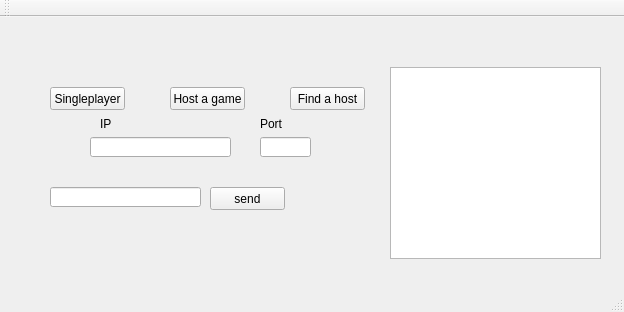
This is hangman.ui in ketro96/Hangman as Qt 5 draws it before an edit. The edited form follows.
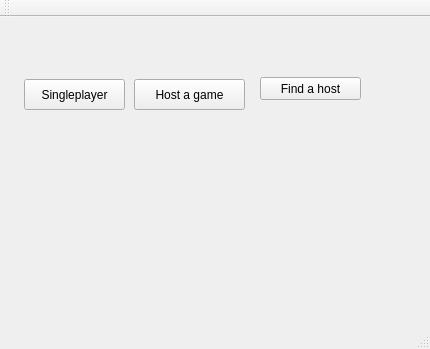
This is the edited form.

Commit message: Gui verändert und kompletten Workflow abgeändert. ChatRoom und ConnectionSetup hinzugefügt. Funktionalität von Hangman auf die beiden neuen Klassen verteilt

What changed in the file:
```diff
--- a/hangman.ui
+++ b/hangman.ui
@@ -6,8 +6,8 @@
    <rect>
     <x>0</x>
     <y>0</y>
-    <width>624</width>
-    <height>312</height>
+    <width>430</width>
+    <height>349</height>
    </rect>
   </property>
   <property name="windowTitle">
@@ -17,10 +17,10 @@
    <widget class="QPushButton" name="btnSingleplayer">
     <property name="geometry">
      <rect>
-      <x>50</x>
-      <y>70</y>
-      <width>75</width>
-      <height>23</height>
+      <x>24</x>
+      <y>62</y>
+      <width>101</width>
+      <height>31</height>
      </rect>
     </property>
     <property name="text">
@@ -30,10 +30,10 @@
    <widget class="QPushButton" name="btnStartHost">
     <property name="geometry">
      <rect>
-      <x>170</x>
-      <y>70</y>
-      <width>75</width>
-      <height>23</height>
+      <x>134</x>
+      <y>62</y>
+      <width>111</width>
+      <height>31</height>
      </rect>
     </property>
     <property name="text">
@@ -43,9 +43,9 @@
    <widget class="QPushButton" name="btnFindHost">
     <property name="geometry">
      <rect>
-      <x>290</x>
-      <y>70</y>
-      <width>75</width>
+      <x>260</x>
+      <y>60</y>
+      <width>101</width>
       <height>23</height>
      </rect>
     </property>
@@ -66,85 +66,6 @@
      <string/>
     </property>
    </widget>
-   <widget class="QLineEdit" name="edtMessage">
-    <property name="geometry">
-     <rect>
-      <x>50</x>
-      <y>170</y>
-      <width>151</width>
-      <height>20</height>
-     </rect>
-    </property>
-   </widget>
-   <widget class="QPushButton" name="btnSend">
-    <property name="geometry">
-     <rect>
-      <x>210</x>
-      <y>170</y>
-      <width>75</width>
-      <height>23</height>
-     </rect>
-    </property>
-    <property name="text">
-     <string>send</string>
-    </property>
-   </widget>
-   <widget class="QLineEdit" name="edtIpAdress">
-    <property name="geometry">
-     <rect>
-      <x>90</x>
-      <y>120</y>
-      <width>141</width>
-      <height>20</height>
-     </rect>
-    </property>
-   </widget>
-   <widget class="QLineEdit" name="edtPort">
-    <property name="geometry">
-     <rect>
-      <x>260</x>
-      <y>120</y>
-      <width>51</width>
-      <height>20</height>
-     </rect>
-    </property>
-   </widget>
-   <widget class="QLabel" name="lblIP">
-    <property name="geometry">
-     <rect>
-      <x>100</x>
-      <y>100</y>
-      <width>47</width>
-      <height>13</height>
-     </rect>
-    </property>
-    <property name="text">
-     <string>IP</string>
-    </property>
-   </widget>
-   <widget class="QLabel" name="lblPort">
-    <property name="geometry">
-     <rect>
-      <x>260</x>
-      <y>100</y>
-      <width>47</width>
-      <height>13</height>
-     </rect>
-    </property>
-    <property name="text">
-     <string>Port</string>
-    </property>
-   </widget>
-   <widget class="QListWidget" name="lwChatWindow">
-    <property name="geometry">
-     <rect>
-      <x>390</x>
-      <y>50</y>
-      <width>211</width>
-      <height>192</height>
-     </rect>
-    </property>
-   </widget>
   </widget>
   <widget class="QMenuBar" name="menuBar">
    <property name="geometry">
```
Left out of the diff: 2 changed lines with no effect on the pictures. The commit also changes 12 other files.
